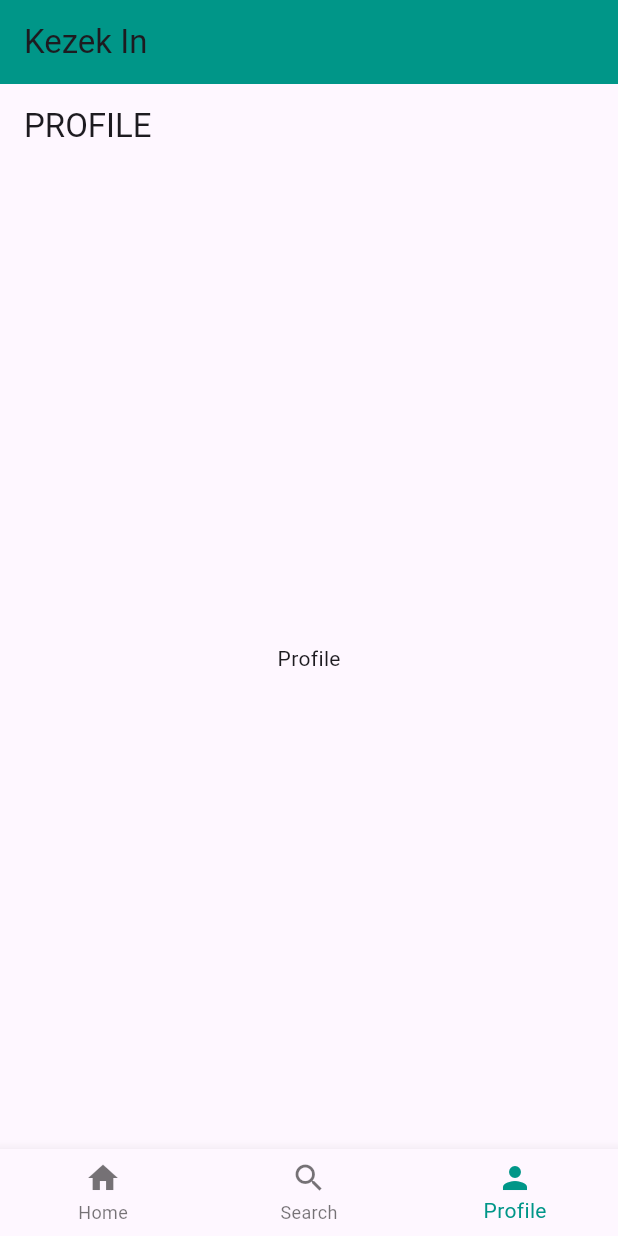
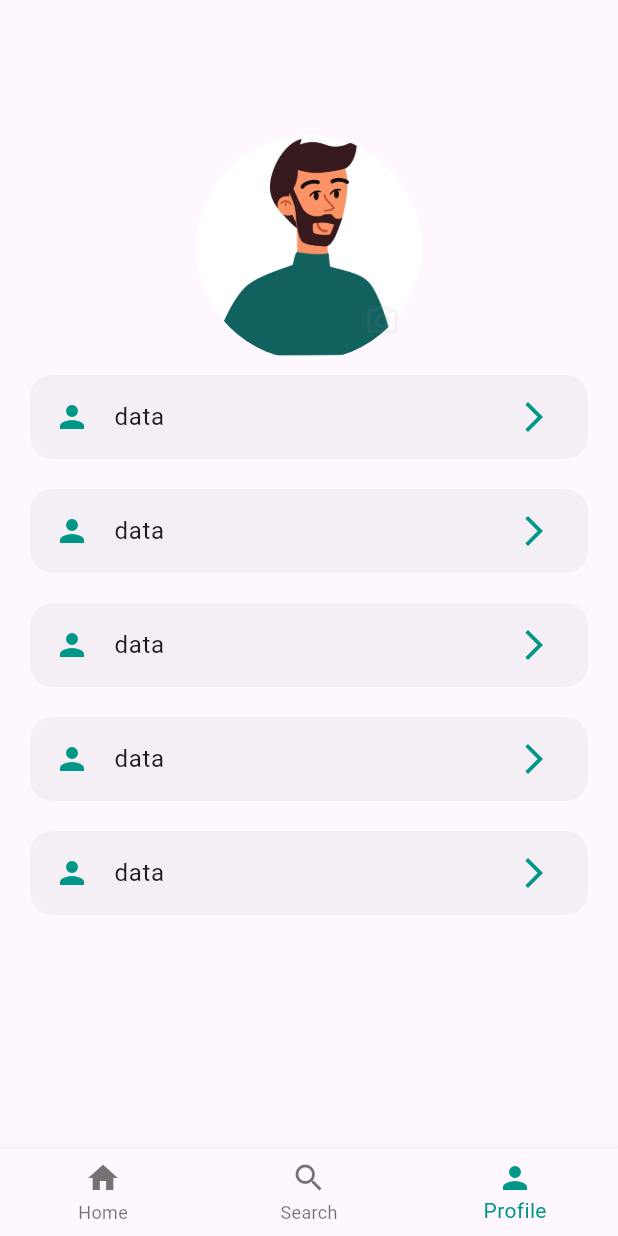
Before and after one commit to erulan002/kezek-in, a Flutter app: the screen it shows after launch, item 3 of the bottom bar chosen, on a phone screen of 412 x 824 dp. Run offline on Flutter 3.47's test engine with Material 3 defaults, Android fonts, the phone set to English and light mode, and no system bars.

Commit message:
Add: Profile Screen

```diff
--- /dev/null
+++ b/lib/core/const/images.dart
@@ -0,0 +1,5 @@
+class AppImages {
+  static const images = 'assets/images';
+
+  static const malePortraitProfile = '$images/malePortraitProfile.jpg';
+}
--- a/lib/features/profile/view/profile_screen.dart
+++ b/lib/features/profile/view/profile_screen.dart
@@ -1,4 +1,5 @@
 import 'package:flutter/material.dart';
+import 'package:kezek_in/core/const/images.dart';
 
 class ProfileScreen extends StatelessWidget {
   const ProfileScreen({super.key});
@@ -6,8 +7,62 @@ class ProfileScreen extends StatelessWidget {
   @override
   Widget build(BuildContext context) {
     return Scaffold(
-      appBar: AppBar(title: Text('PROFILE')),
-      body: Center(child: Text('Profile')),
+      body: SingleChildScrollView(
+        child: Column(
+          children: [
+            SizedBox(height: 90),
+            Stack(
+              children: [
+                Container(
+                  decoration: BoxDecoration(shape: BoxShape.circle),
+                  height: 150,
+                  child: ClipOval(
+                    child: Image.asset(
+                      AppImages.malePortraitProfile,
+                      fit: BoxFit.cover,
+                    ),
+                  ),
+                ),
+                Positioned(
+                  right: 2,
+                  bottom: 2,
+                  child: IconButton(
+                    color: Colors.grey.withOpacity(0.1),
+                    onPressed: () {},
+                    icon: Icon(Icons.camera_alt_outlined),
+                  ),
+                ),
+              ],
+            ),
+            SizedBox(
+              height: 500,
+              child: ListView.separated(
+                itemCount: 5,
+                physics: NeverScrollableScrollPhysics(),
+                shrinkWrap: true,
+                itemBuilder: (BuildContext context, int index) => Padding(
+                  padding: const EdgeInsets.symmetric(
+                    vertical: 10,
+                    horizontal: 20,
+                  ),
+                  child: ListTile(
+                    onTap: () {},
+                    title: Text('data'),
+                    leading: Icon(Icons.person, color: Colors.teal),
+                    trailing: Icon(Icons.arrow_forward_ios, color: Colors.teal),
+                    tileColor: Colors.grey.withOpacity(0.1),
+                    shape: RoundedRectangleBorder(
+                      borderRadius: BorderRadius.all(Radius.circular(15)),
+                    ),
+                  ),
+                ),
+                separatorBuilder: (BuildContext context, int index) =>
+                    SizedBox(),
+              ),
+            ),
+          ],
+        ),
+      ),
     );
   }
 }
--- a/lib/pages/home_page.dart
+++ b/lib/pages/home_page.dart
@@ -18,7 +18,6 @@ class _HomePageState extends State<HomePage> {
   @override
   Widget build(BuildContext context) {
     return Scaffold(
-      appBar: AppBar(title: Text('Kezek In'), backgroundColor: Colors.teal),
       body: IndexedStack(index: _currentIndex, children: _screens),
       bottomNavigationBar: BottomNavigationBar(
         selectedItemColor: Colors.teal,
--- a/pubspec.yaml
+++ b/pubspec.yaml
@@ -58,9 +58,8 @@ flutter:
   uses-material-design: true
 
   # To add assets to your application, add an assets section, like this:
-  # assets:
-  #   - images/a_dot_burr.jpeg
-  #   - images/a_dot_ham.jpeg
+  assets:
+     - assets/images/
 
   # An image asset can refer to one or more resolution-specific "variants", see
   # https://flutter.dev/to/resolution-aware-images
```
Also changed, not shown: assets/images/malePortraitProfile.jpg (added).
